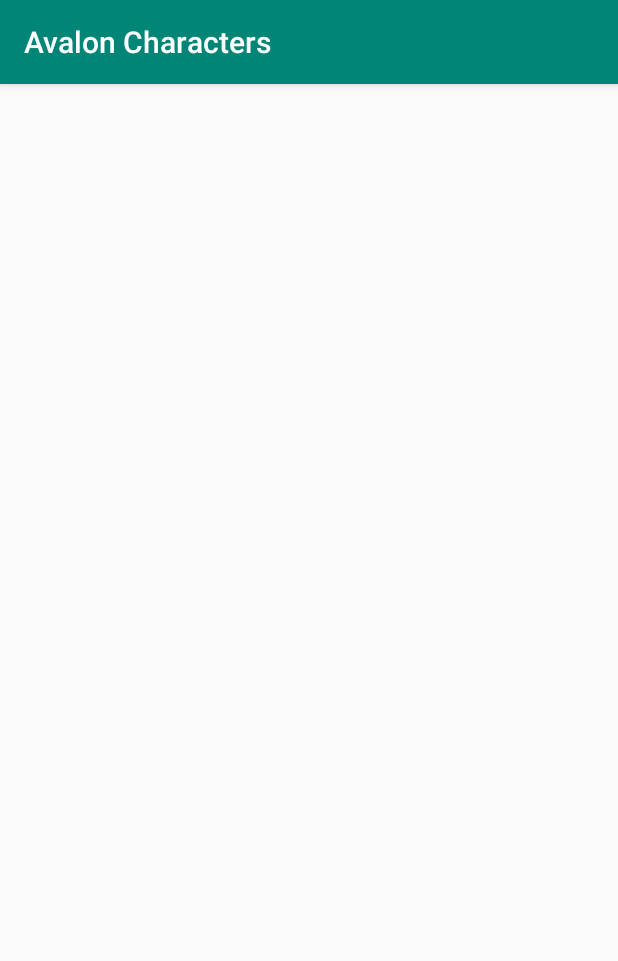
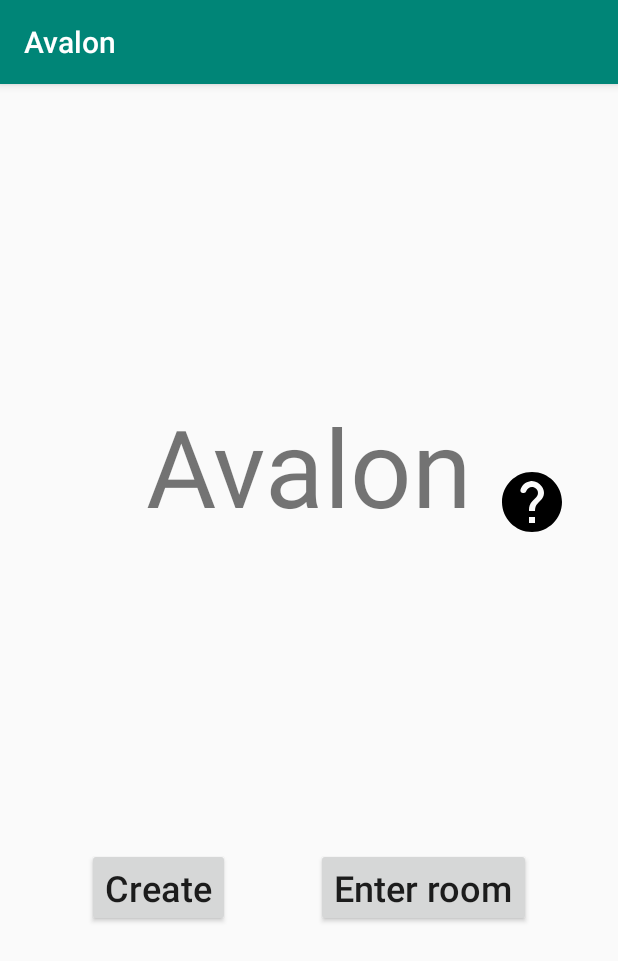
Before and after one commit to CinnamonJui/AvalonCharacters, an Android app: the screen it shows after launch (MainActivity), on a phone screen of 412 x 824 dp. Shown: the top 961 px of the screen. Run offline under Robolectric (Android 15) with nearby library versions, the phone set to English and light mode, and no system bars.

Commit message:
Add fragment - Title.kt
Currently the room number length is limited to 6 digit.
Actual connection is unimplemented.

```diff
--- a/app/build.gradle
+++ b/app/build.gradle
@@ -3,6 +3,8 @@ apply plugin: 'com.android.application'
 apply plugin: 'kotlin-android'
 
 apply plugin: 'kotlin-android-extensions'
+
+apply plugin: "androidx.navigation.safeargs.kotlin"
 
 android {
     compileSdkVersion 29
@@ -27,8 +29,12 @@ dependencies {
     implementation "org.jetbrains.kotlin:kotlin-stdlib-jdk7:$kotlin_version"
     implementation 'androidx.appcompat:appcompat:1.1.0'
     implementation 'androidx.constraintlayout:constraintlayout:1.1.3'
+    implementation "androidx.navigation:navigation-fragment:2.2.2"
+    implementation "androidx.navigation:navigation-ui:2.2.2"
     implementation 'com.google.android.gms:play-services-nearby:17.0.0'
     implementation 'androidx.legacy:legacy-support-v4:1.0.0'
+    implementation 'androidx.lifecycle:lifecycle-extensions:2.2.0'
+    implementation 'androidx.lifecycle:lifecycle-viewmodel-ktx:2.2.0'
     testImplementation 'junit:junit:4.12'
     androidTestImplementation 'androidx.test.ext:junit:1.1.1'
     androidTestImplementation 'androidx.test.espresso:espresso-core:3.2.0'
--- /dev/null
+++ b/app/src/main/java/com/example/avaloncharacters/title/Title.kt
@@ -0,0 +1,117 @@
+package com.example.avaloncharacters.title
+
+import android.app.AlertDialog
+import android.os.Bundle
+import android.text.InputFilter
+import android.text.InputType
+import android.util.TypedValue
+import android.view.LayoutInflater
+import android.view.View
+import android.view.ViewGroup
+import android.widget.EditText
+import android.widget.LinearLayout
+import android.widget.RelativeLayout
+import android.widget.Toast
+import androidx.fragment.app.Fragment
+import com.example.avaloncharacters.R
+import kotlinx.android.synthetic.main.fragment_title.*
+
+
+class Title : Fragment() {
+    private lateinit var gameRuleDialog: AlertDialog
+    private lateinit var enterGameDialog: AlertDialog
+    private lateinit var newRoomDialog: AlertDialog
+    override fun onCreateView(
+        inflater: LayoutInflater, container: ViewGroup?,
+        savedInstanceState: Bundle?
+    ): View? {
+        gameRuleDialog = AlertDialog.Builder(context).apply {
+            setTitle(getString(R.string.title_rule))
+            setMessage(getString(R.string.rule_explanation))
+            setCancelable(true)
+            setPositiveButton("OK", null)
+        }.create()
+        enterGameDialog = AlertDialog.Builder(context).apply {
+            setTitle(getString(R.string.enter_room_number))
+            setCancelable(true)
+            val parent = LinearLayout(context).apply {
+                orientation = LinearLayout.HORIZONTAL
+            }
+            val margin = TypedValue.applyDimension(
+                TypedValue.COMPLEX_UNIT_DIP,
+                24f,
+                resources.displayMetrics
+            ).toInt()
+
+            val editTextView = EditText(context).apply {
+                maxLines = 1
+                filters = arrayOf(InputFilter.LengthFilter(6))
+                inputType = InputType.TYPE_CLASS_NUMBER
+                layoutParams = RelativeLayout.LayoutParams(
+                    ViewGroup.LayoutParams.MATCH_PARENT,
+                    ViewGroup.LayoutParams.MATCH_PARENT
+                ).apply {
+                    setMargins(margin, margin / 2, margin, margin / 2)
+                }
+            }
+
+            parent.addView(editTextView)
+            setView(parent)
+            setPositiveButton("Enter Room") { _, _ ->
+                TODO("Listening for this room number")
+            }
+        }.create()
+        newRoomDialog = AlertDialog.Builder(context).apply {
+            setTitle(getString(R.string.new_room_number))
+            setCancelable(true)
+            val parent = LinearLayout(context).apply {
+                orientation = LinearLayout.HORIZONTAL
+            }
+            val margin = TypedValue.applyDimension(
+                TypedValue.COMPLEX_UNIT_DIP,
+                24f,
+                resources.displayMetrics
+            ).toInt()
+
+            val editTextView = EditText(context).apply {
+                maxLines = 1
+                hint = "Room Number (6 digit)"
+                filters = arrayOf(InputFilter.LengthFilter(6))
+                inputType = InputType.TYPE_CLASS_NUMBER
+                layoutParams = RelativeLayout.LayoutParams(
+                    ViewGroup.LayoutParams.MATCH_PARENT,
+                    ViewGroup.LayoutParams.MATCH_PARENT
+                ).apply {
+                    setMargins(margin, margin / 2, margin, margin / 2)
+                }
+            }
+
+            parent.addView(editTextView)
+            setView(parent)
+            setPositiveButton(getString(R.string.create_room)) { dialog, _ ->
+                if (editTextView.text.length != 6) {
+                    dialog.dismiss()
+                    Toast.makeText(context, "6 digit required", Toast.LENGTH_SHORT).show()
+                    return@setPositiveButton
+                }
+                TODO("Start advertising this room number")
+            }
+        }.create()
+        return inflater.inflate(R.layout.fragment_title, container, false)
+    }
+
+    override fun onViewCreated(view: View, savedInstanceState: Bundle?) {
+        super.onViewCreated(view, savedInstanceState)
+
+        // Inflate the layout for this fragment
+        btnRuleHelp.setOnClickListener {
+            gameRuleDialog.show()
+        }
+        btnEnterRoom.setOnClickListener {
+            enterGameDialog.show()
+        }
+        btnNewRoom.setOnClickListener {
+            newRoomDialog.show()
+        }
+    }
+}
--- /dev/null
+++ b/app/src/main/res/drawable/ic_help_48px.xml
@@ -0,0 +1,9 @@
+<vector xmlns:android="http://schemas.android.com/apk/res/android"
+        android:width="48dp"
+        android:height="48dp"
+        android:viewportWidth="24"
+        android:viewportHeight="24">
+    <path
+            android:fillColor="#FF000000"
+            android:pathData="M12,2C6.48,2 2,6.48 2,12s4.48,10 10,10 10,-4.48 10,-10S17.52,2 12,2zM13,19h-2v-2h2v2zM15.07,11.25l-0.9,0.92c-0.5,0.51 -0.86,0.97 -1.04,1.69 -0.08,0.32 -0.13,0.68 -0.13,1.14h-2v-0.5c0,-0.46 0.08,-0.9 0.22,-1.31 0.2,-0.58 0.53,-1.1 0.95,-1.52l1.24,-1.26c0.46,-0.44 0.68,-1.1 0.55,-1.8 -0.13,-0.72 -0.69,-1.33 -1.39,-1.53 -1.11,-0.31 -2.14,0.32 -2.47,1.27 -0.12,0.37 -0.43,0.65 -0.82,0.65h-0.3C8.4,9 8,8.44 8.16,7.88c0.43,-1.47 1.68,-2.59 3.23,-2.83 1.52,-0.24 2.97,0.55 3.87,1.8 1.18,1.63 0.83,3.38 -0.19,4.4z" />
+</vector>
--- a/app/src/main/res/layout/activity_main.xml
+++ b/app/src/main/res/layout/activity_main.xml
@@ -1,7 +1,13 @@
 <?xml version="1.0" encoding="utf-8"?>
-<LinearLayout xmlns:android="http://schemas.android.com/apk/res/android"
+<FrameLayout xmlns:android="http://schemas.android.com/apk/res/android"
         xmlns:tools="http://schemas.android.com/tools"
         android:layout_width="match_parent"
         android:layout_height="match_parent"
         tools:context=".MainActivity">
-</LinearLayout>
+
+    <androidx.fragment.app.FragmentContainerView
+            android:id="@+id/title"
+            android:name="com.example.avaloncharacters.title.Title"
+            android:layout_width="match_parent"
+            android:layout_height="match_parent" />
+</FrameLayout>
--- /dev/null
+++ b/app/src/main/res/layout/fragment_title.xml
@@ -0,0 +1,59 @@
+<?xml version="1.0" encoding="utf-8"?>
+<androidx.constraintlayout.widget.ConstraintLayout xmlns:android="http://schemas.android.com/apk/res/android"
+        xmlns:app="http://schemas.android.com/apk/res-auto"
+        xmlns:tools="http://schemas.android.com/tools"
+        android:layout_width="match_parent"
+        android:layout_height="match_parent"
+        tools:context=".title.Title">
+
+    <ImageButton
+            android:id="@+id/btnRuleHelp"
+            android:layout_width="48dp"
+            android:layout_height="48dp"
+            android:layout_marginLeft="16dp"
+            android:background="#00000000"
+            android:src="@drawable/ic_help_48px"
+            app:layout_constraintBottom_toBottomOf="@id/textTitle"
+            app:layout_constraintLeft_toRightOf="@id/textTitle" />
+
+    <TextView
+            android:id="@+id/textTitle"
+            android:layout_width="wrap_content"
+            android:layout_height="wrap_content"
+            android:text="@string/app_name"
+            android:textSize="@dimen/title"
+            app:layout_constraintBottom_toTopOf="@id/btnEnterRoom"
+            app:layout_constraintLeft_toLeftOf="parent"
+            app:layout_constraintRight_toRightOf="parent"
+
+            app:layout_constraintTop_toTopOf="parent" />
+
+
+    <Button
+
+            android:id="@+id/btnNewRoom"
+            android:layout_width="wrap_content"
+            android:layout_height="wrap_content"
+            android:text="@string/create_room"
+            android:textAllCaps="false"
+            android:textSize="@dimen/btn_title"
+            app:layout_constraintBottom_toBottomOf="parent"
+
+            app:layout_constraintLeft_toLeftOf="parent"
+            app:layout_constraintRight_toLeftOf="@id/btnEnterRoom"
+            app:layout_constraintTop_toBottomOf="@id/textTitle" />
+
+    <Button
+            android:id="@+id/btnEnterRoom"
+            android:layout_width="wrap_content"
+            android:layout_height="wrap_content"
+            android:text="@string/enter_room"
+            android:textAllCaps="false"
+            android:textSize="@dimen/btn_title"
+            app:layout_constraintBottom_toBottomOf="parent"
+            app:layout_constraintLeft_toRightOf="@id/btnNewRoom"
+            app:layout_constraintRight_toRightOf="parent"
+            app:layout_constraintTop_toBottomOf="@id/textTitle" />
+
+
+</androidx.constraintlayout.widget.ConstraintLayout>
--- a/app/src/main/res/values/dimen.xml
+++ b/app/src/main/res/values/dimen.xml
@@ -1,5 +1,8 @@
 <?xml version="1.0" encoding="utf-8"?>
 <resources>
+    <dimen name="title">72sp</dimen>
+    <dimen name="btn_title">24sp</dimen>
+
     <dimen name="user_name">32sp</dimen>
     <dimen name="identity">24sp</dimen>
 </resources>
--- a/app/src/main/res/values/strings.xml
+++ b/app/src/main/res/values/strings.xml
@@ -1,5 +1,17 @@
 <resources>
-    <string name="app_name">Avalon Characters</string>
+    <string name="app_name">Avalon</string>
+
+    <string name="create_room">Create</string>
+    <string name="enter_room">Enter room</string>
+    <string name="title_rule">Rule</string>
+    <string name="rule_explanation">BlahBlahBlahBlahBlahBlahBlahBlahBlahBlahBlahBlahBlahBlahBlah
+        BlahBlahBlahBlahBlahBlahBlahBlahBlahBlahBlahBlahBlahBlahBlahBlahBlahBlahBlahBlah
+    BlahBlahBlahBlahBlahBlahBlahBlahBlahBlahBlahBlahBlahBlahBlahBlahBlahBlahBlahBlahBlahBlahBlah
+    </string>
+    <string name="enter_room_number">Enter room number</string>
+    <string name="new_room_number">New room</string>
+
+
     <!-- Game Phases -->
     <string-array name="game_phases">
         <item>Team Building</item>
--- a/build.gradle
+++ b/build.gradle
@@ -10,6 +10,7 @@ buildscript {
     dependencies {
         classpath 'com.android.tools.build:gradle:3.6.3'
         classpath "org.jetbrains.kotlin:kotlin-gradle-plugin:$kotlin_version"
+        classpath "androidx.navigation:navigation-safe-args-gradle-plugin:2.2.2"
         // NOTE: Do not place your application dependencies here; they belong
         // in the individual module build.gradle files
     }
```
